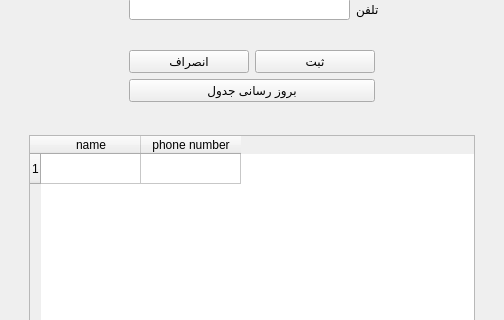
Before: the Qt Designer form phonebookview.ui in mammadjv/PhoneBook, drawn with Qt 5; both pictures show x 0 to 504 and y 102 to 422 of the 504 by 550 pixel window.
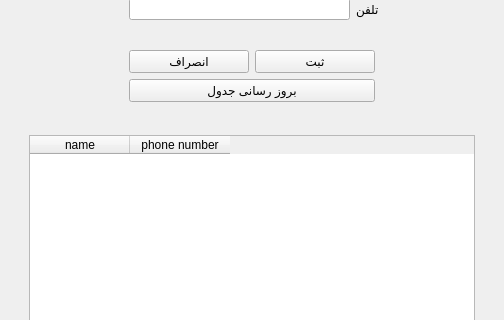
After: the same form once the commit is applied.

Commit message: gui bugs fixed, database interface is ready to exec query

Patch:
```diff
--- a/phonebookview.ui
+++ b/phonebookview.ui
@@ -112,9 +112,8 @@
             <bool>true</bool>
            </property>
            <property name="rowCount">
-            <number>1</number>
+            <number>0</number>
            </property>
-           <row/>
            <column>
             <property name="text">
              <string>name</string>
```
The commit also changes 6 other files.
